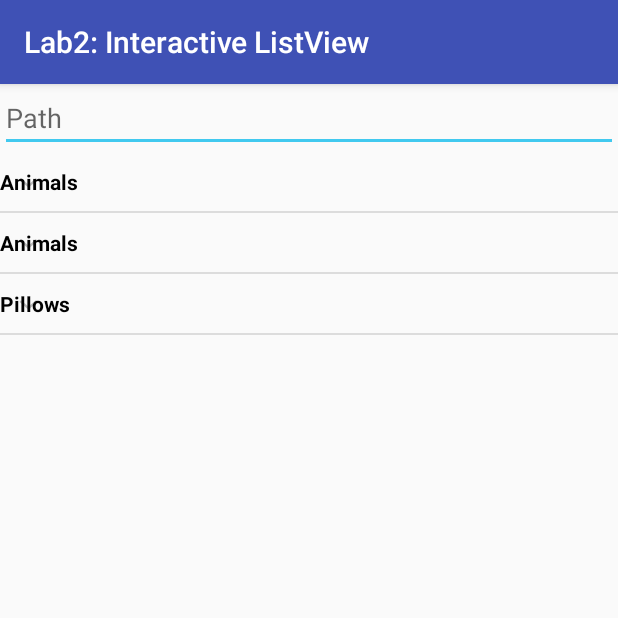
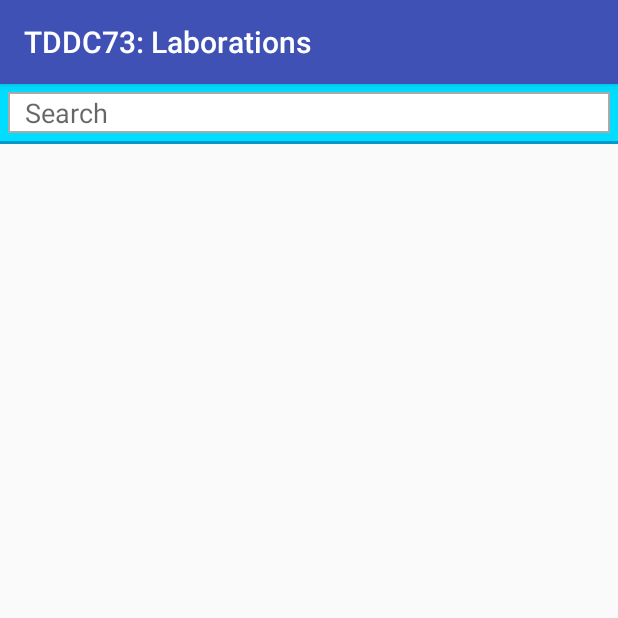
Before and after one commit to yousiftouma/tddc73, an Android app: the screen it shows after launch (lab2 before the commit, lab3 after it), on a phone screen of 412 x 824 dp, the top half of it. Run offline under Robolectric (Android 15) with nearby library versions, the phone set to English and light mode, and no system bars.

Commit message:
Add base files for lab 3

```diff
--- a/app/src/main/AndroidManifest.xml
+++ b/app/src/main/AndroidManifest.xml
@@ -14,6 +14,9 @@
         <activity android:name=".lab13">
         </activity>
         <activity android:name=".lab2">
+
+        </activity>
+        <activity android:name=".lab3">
             <intent-filter>
                 <action android:name="android.intent.action.MAIN" />
                 <category android:name="android.intent.category.LAUNCHER" />
--- a/app/src/main/res/layout/lab3.xml
+++ b/app/src/main/res/layout/lab3.xml
@@ -1,9 +1,40 @@
-<?xml version="1.0" encoding="utf-8"?>
-<android.support.constraint.ConstraintLayout xmlns:android="http://schemas.android.com/apk/res/android"
+<LinearLayout xmlns:android="http://schemas.android.com/apk/res/android"
     xmlns:app="http://schemas.android.com/apk/res-auto"
     xmlns:tools="http://schemas.android.com/tools"
     android:layout_width="match_parent"
     android:layout_height="match_parent"
+    android:orientation="vertical"
     tools:context="com.tddc73.lab1.lab3">
 
-</android.support.constraint.ConstraintLayout>
+    <FrameLayout
+        android:layout_width="match_parent"
+        android:layout_height="wrap_content"
+        android:paddingBottom="2dp"
+        android:background="@android:color/holo_blue_dark"
+        >
+
+        <FrameLayout
+            android:layout_width="match_parent"
+            android:layout_height="wrap_content"
+            android:padding="5dp"
+            android:background="@android:color/holo_blue_bright">
+
+            <FrameLayout
+                android:layout_width="match_parent"
+                android:layout_height="wrap_content"
+                android:padding="1dp"
+                android:background="@android:color/darker_gray">
+
+                <EditText
+                    android:id="@+id/editText6"
+                    android:layout_width="match_parent"
+                    android:layout_height="wrap_content"
+                    android:ems="8"
+                    android:inputType="textPersonName"
+                    android:hint="Search"
+                    android:background="@android:color/background_light"
+                    android:paddingLeft="10dp"/>
+            </FrameLayout>
+        </FrameLayout>
+    </FrameLayout>
+</LinearLayout>
--- a/app/src/main/res/values/strings.xml
+++ b/app/src/main/res/values/strings.xml
@@ -1,3 +1,3 @@
 <resources>
-    <string name="app_name">Lab2: Interactive ListView</string>
+    <string name="app_name">TDDC73: Laborations</string>
 </resources>
```
